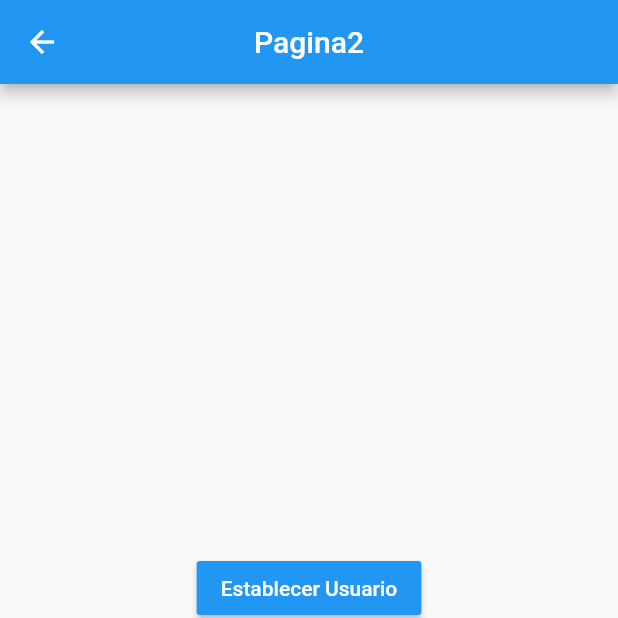
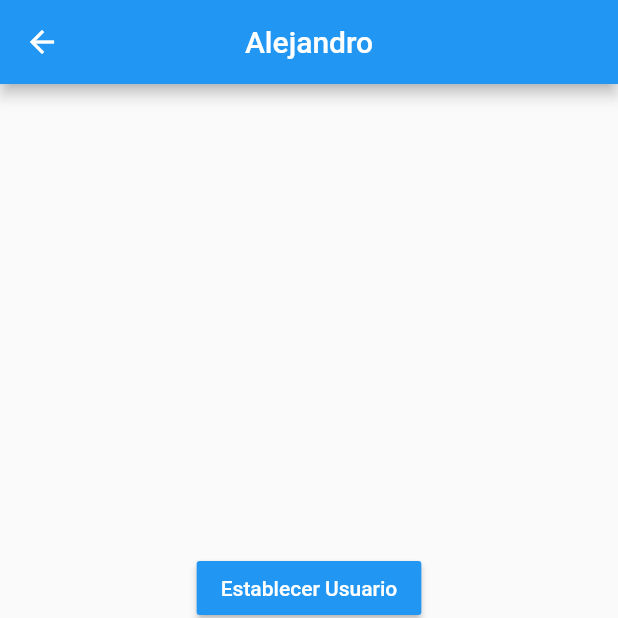
Before and after one commit to Alejandro9415/Manejadores-de-estado, a Flutter app: the Page2Page screen opened directly, after a tap on "Establecer Usuario", on a phone screen of 412 x 824 dp, the top half of it. Run offline on Flutter 3.47's test engine with Material 2 defaults, Android fonts, the phone set to English and light mode, and no system bars.

Commit message:
finish singleton

```diff
--- a/lib/Models/usuario.dart
+++ b/lib/Models/usuario.dart
@@ -1,10 +1,12 @@
+import 'package:meta/meta.dart' show required;
+
 class Usuario {
   String nombre;
   int edad;
   List<String> profesiones;
 
   Usuario({
-    this.nombre,
+    @required this.nombre,
     this.edad,
     this.profesiones,
   });
--- a/lib/Singleton/page2.dart
+++ b/lib/Singleton/page2.dart
@@ -1,22 +1,57 @@
 import 'package:flutter/material.dart';
-
+import 'package:singleton/Models/usuario.dart';
+import 'package:singleton/Singleton/service/usuario_services.dart';
 
 class Page2Page extends StatelessWidget {
-
   @override
   Widget build(BuildContext context) {
     return Scaffold(
-      appBar: AppBar(title: Text('Pagina2'),centerTitle: true,),
-      body: Center(
-        child: Column(
-          mainAxisAlignment: MainAxisAlignment.center,
-          children: [
-            MaterialButton(onPressed: (){}, child: Text('Establecer Usuario',),color: Colors.blue,textColor: Colors.white,),
-            MaterialButton(onPressed: (){}, child: Text('Cambiar Edad',),color: Colors.blue,textColor: Colors.white,),
-            MaterialButton(onPressed: (){}, child: Text('Añadir Profesión',),color: Colors.blue,textColor: Colors.white,),
-          ],
+        appBar: AppBar(
+          title: StreamBuilder(
+              stream: usuarioService.usuarioStream,
+              builder: (context, AsyncSnapshot<Usuario> snapshot) {
+                return Text(
+                    snapshot.hasData ? '${snapshot.data.nombre}' : 'Pagina2');
+              }),
+          centerTitle: true,
         ),
-      )
-   );
+        body: Center(
+          child: Column(
+            mainAxisAlignment: MainAxisAlignment.center,
+            children: [
+              MaterialButton(
+                onPressed: () {
+                  final nuevoUsuario =
+                      new Usuario(nombre: 'Alejandro', edad: 26);
+
+                  usuarioService.cargarUsuario(nuevoUsuario);
+                },
+                child: Text(
+                  'Establecer Usuario',
+                ),
+                color: Colors.blue,
+                textColor: Colors.white,
+              ),
+              MaterialButton(
+                onPressed: () {
+                  usuarioService.cambiarEdad(30);
+                },
+                child: Text(
+                  'Cambiar Edad',
+                ),
+                color: Colors.blue,
+                textColor: Colors.white,
+              ),
+              MaterialButton(
+                onPressed: () {},
+                child: Text(
+                  'Añadir Profesión',
+                ),
+                color: Colors.blue,
+                textColor: Colors.white,
+              ),
+            ],
+          ),
+        ));
   }
 }
--- /dev/null
+++ b/lib/Singleton/service/usuario_services.dart
@@ -0,0 +1,28 @@
+import 'dart:async';
+
+import 'package:singleton/Models/usuario.dart';
+
+class _UsuarioService {
+  Usuario _usuario;
+
+  StreamController<Usuario> _usuarioController =
+      new StreamController<Usuario>.broadcast();
+
+  Usuario get usuario => this._usuario;
+
+  bool get existeUsuario => (this._usuario != null) ? true : false;
+
+  Stream<Usuario> get usuarioStream => _usuarioController.stream;
+
+  void cargarUsuario(Usuario user) {
+    this._usuario = user;
+    _usuarioController.add(user);
+  }
+
+  void cambiarEdad(int edad) {
+    this._usuario.edad = edad;
+    _usuarioController.add(this._usuario);
+  }
+}
+
+final usuarioService = new _UsuarioService();
```
Also changed, not shown: lib/Singleton/SingletonPage.dart (+28 -4 lines), lib/Singleton/singleton.dart (deleted).
